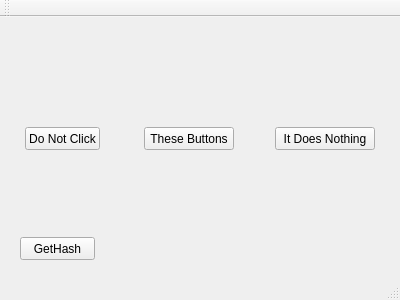
The window that mainwindow.ui (KirovVerst/antivirusforos) describes before a commit, drawn with Qt 5.
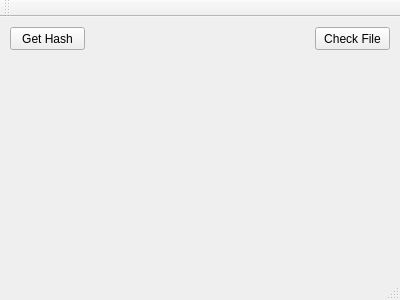
The same window after the commit.

```diff
--- a/mainwindow.ui
+++ b/mainwindow.ui
@@ -14,56 +14,30 @@
    <string>MainWindow</string>
   </property>
   <widget class="QWidget" name="centralWidget">
-   <widget class="QPushButton" name="pushButton1">
-    <property name="geometry">
-     <rect>
-      <x>25</x>
-      <y>110</y>
-      <width>75</width>
-      <height>23</height>
-     </rect>
-    </property>
-    <property name="text">
-     <string>Do Not Click</string>
-    </property>
-   </widget>
-   <widget class="QPushButton" name="pushButton3">
-    <property name="geometry">
-     <rect>
-      <x>275</x>
-      <y>110</y>
-      <width>100</width>
-      <height>23</height>
-     </rect>
-    </property>
-    <property name="text">
-     <string>It Does Nothing</string>
-    </property>
-   </widget>
-   <widget class="QPushButton" name="pushButton2">
-    <property name="geometry">
-     <rect>
-      <x>144</x>
-      <y>110</y>
-      <width>90</width>
-      <height>23</height>
-     </rect>
-    </property>
-    <property name="text">
-     <string>These Buttons</string>
-    </property>
-   </widget>
    <widget class="QPushButton" name="GetHashButton">
     <property name="geometry">
      <rect>
-      <x>20</x>
-      <y>220</y>
+      <x>10</x>
+      <y>10</y>
       <width>75</width>
       <height>23</height>
      </rect>
     </property>
     <property name="text">
-     <string>GetHash</string>
+     <string>Get Hash</string>
+    </property>
+   </widget>
+   <widget class="QPushButton" name="checkFileButton">
+    <property name="geometry">
+     <rect>
+      <x>315</x>
+      <y>10</y>
+      <width>75</width>
+      <height>23</height>
+     </rect>
+    </property>
+    <property name="text">
+     <string>Check File</string>
     </property>
    </widget>
   </widget>
```
Left out of the diff: 2 changed lines with no effect on the pictures.
